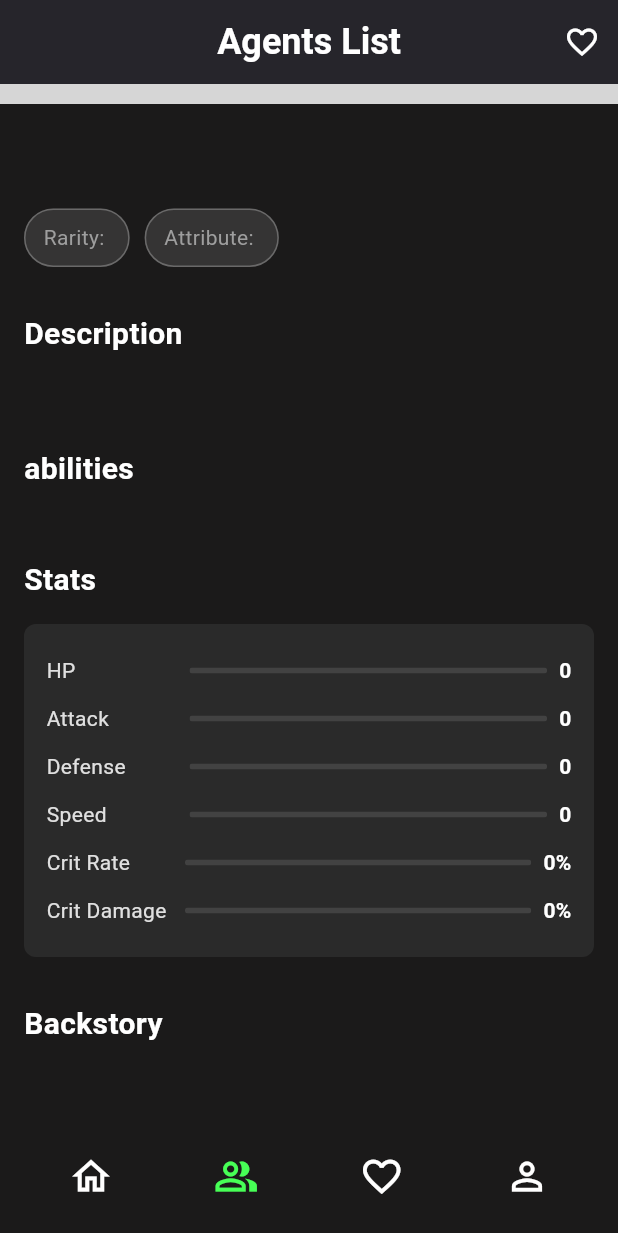
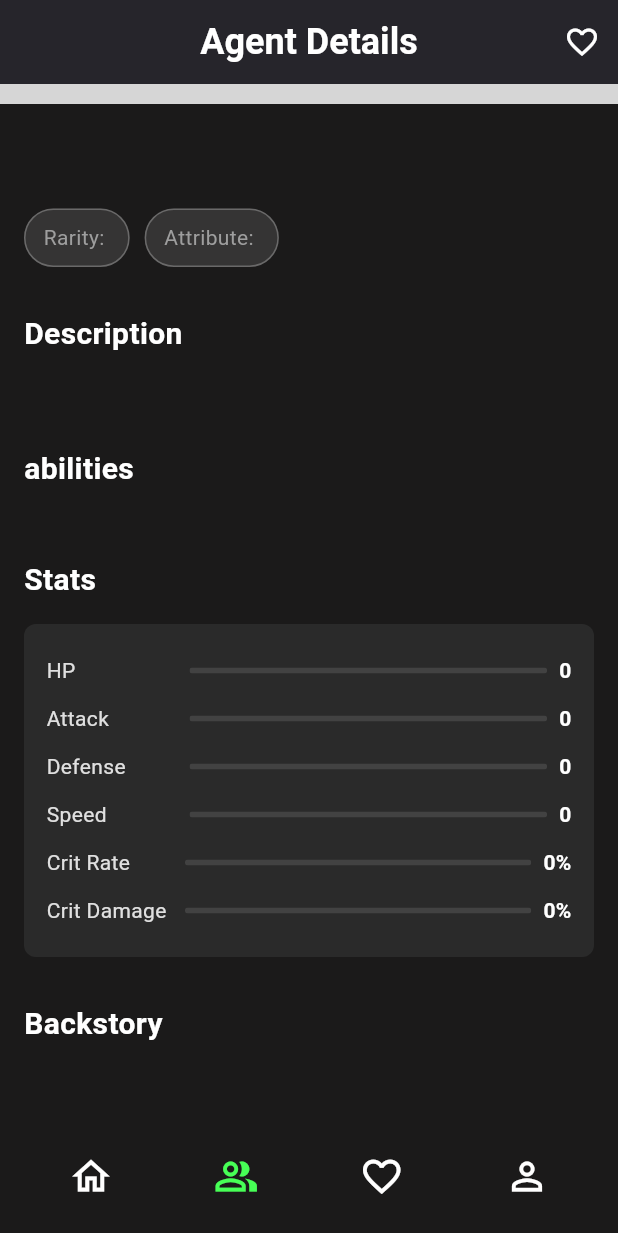
Before and after one commit to szarie/Game-Wiki-App, a Flutter app: the AgentDetailsPage widget shown alone on an empty page, opened directly with empty values, scrolled down 437 dp, on a phone screen of 412 x 824 dp. Shown: the top 1233 px of the screen. Run offline on Flutter 3.47's test engine with Material 3 defaults, Android fonts, the phone set to English and light mode, and no system bars; our stand-ins replace shared_preferences; accounts and stored records are empty; grey boxes are pictures that could not be loaded.

Commit message:
added title to agent details

```diff
--- a/mobdev/lib/agent_details.dart
+++ b/mobdev/lib/agent_details.dart
@@ -41,6 +41,7 @@ class _AgentDetailsPageState extends State<AgentDetailsPage> {
   Widget build(BuildContext context) {
     return BasePage(
       currentIndex: 1,
+      title: 'Agent Details',
       actions: [
         IconButton(
             icon: Icon(
```
